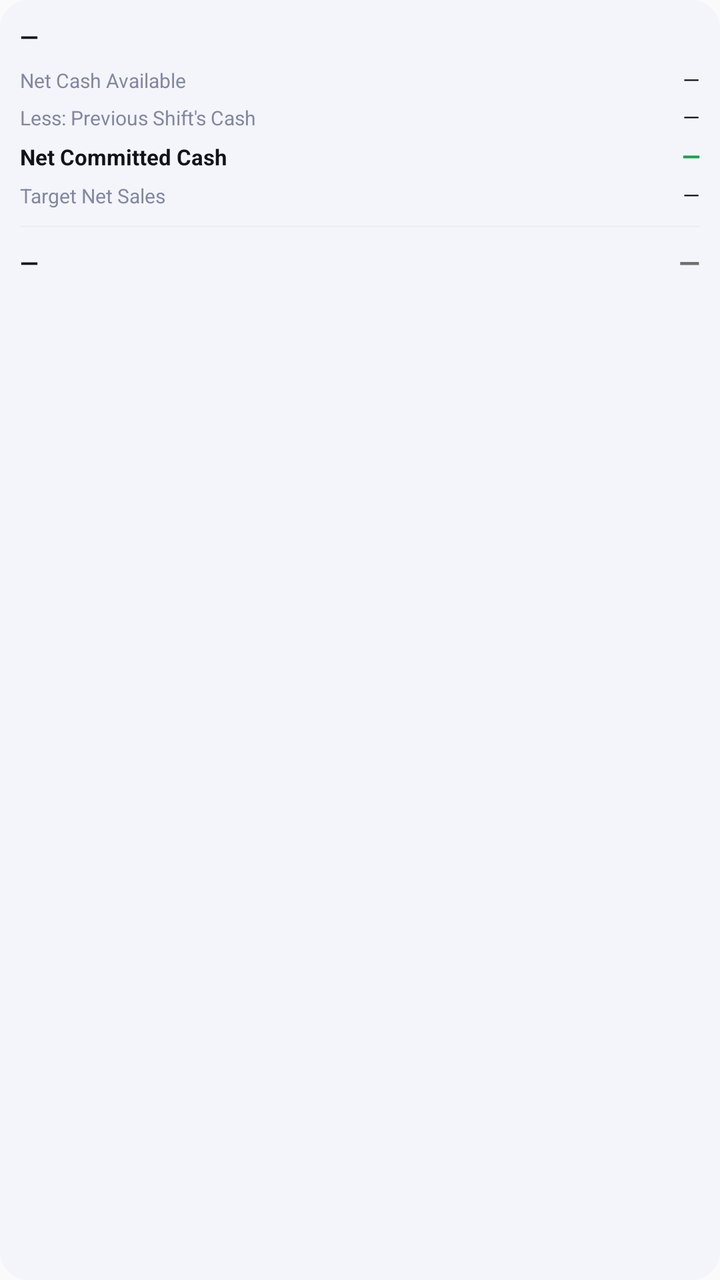
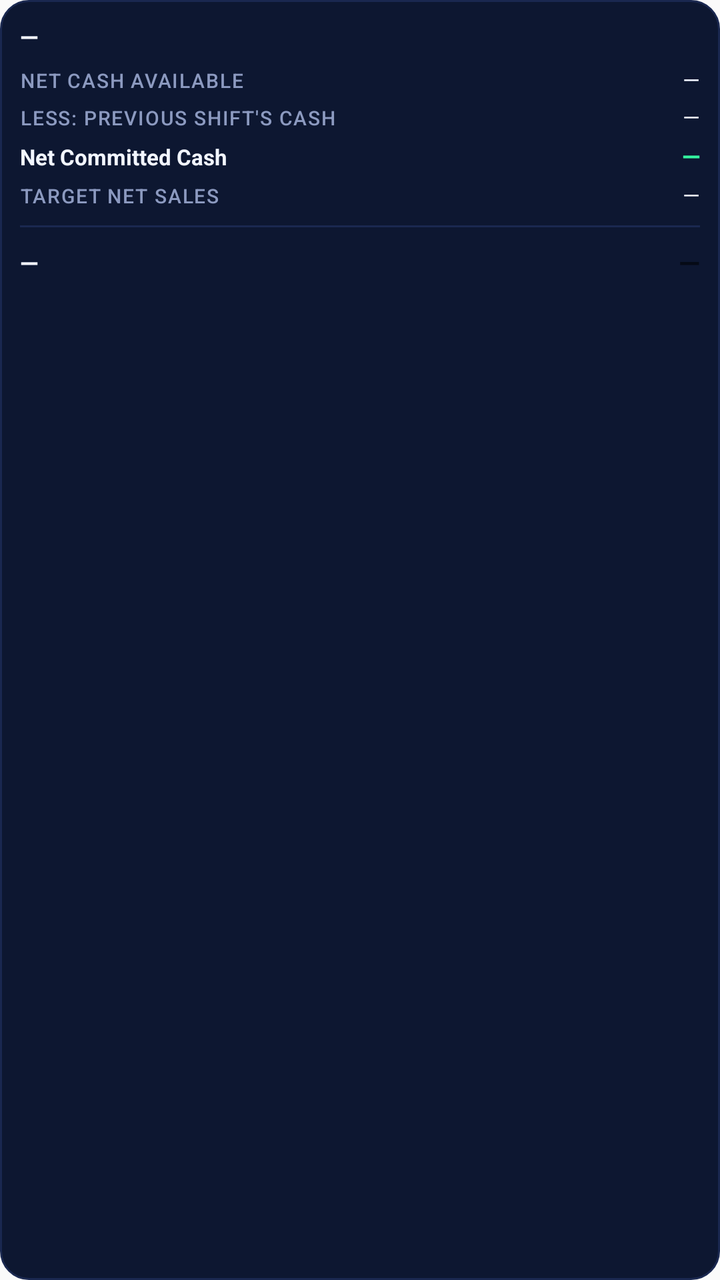

An Android layout rendered at two revisions. The XML below is the earlier revision; the diff shows what the commit changed to produce the second picture.
<!-- AndroidManifest.xml: application theme Theme.AppCompat.Light.NoActionBar -->
<!-- res/layout/widget_last_shifts_row.xml -->
<?xml version="1.0" encoding="utf-8"?>
<LinearLayout xmlns:android="http://schemas.android.com/apk/res/android"
    android:layout_width="match_parent"
    android:layout_height="wrap_content"
    android:orientation="vertical"
    android:background="@drawable/widget_row_background"
    android:padding="10dp"
    android:layout_marginBottom="8dp">

    <TextView
        android:id="@+id/ls_row_header"
        android:layout_width="match_parent"
        android:layout_height="wrap_content"
        android:layout_marginBottom="6dp"
        android:text="—"
        android:textColor="@color/ink_900"
        android:textStyle="bold"
        android:textSize="12sp" />

    <LinearLayout android:layout_width="match_parent" android:layout_height="wrap_content" android:orientation="horizontal">
        <TextView android:layout_width="0dp" android:layout_height="wrap_content" android:layout_weight="1"
            android:text="@string/ls_label_cash" android:textColor="@color/ink_500" android:textSize="10sp" />
        <TextView android:id="@+id/ls_row_cash" android:layout_width="wrap_content" android:layout_height="wrap_content"
            android:text="—" android:textColor="@color/ink_900" android:textSize="11sp" />
    </LinearLayout>

    <LinearLayout android:layout_width="match_parent" android:layout_height="wrap_content" android:orientation="horizontal" android:layout_marginTop="4dp">
        <TextView android:layout_width="0dp" android:layout_height="wrap_content" android:layout_weight="1"
            android:text="@string/ls_label_prev" android:textColor="@color/ink_500" android:textSize="10sp" />
        <TextView android:id="@+id/ls_row_prev" android:layout_width="wrap_content" android:layout_height="wrap_content"
            android:text="—" android:textColor="@color/ink_900" android:textSize="11sp" />
    </LinearLayout>

    <LinearLayout android:layout_width="match_parent" android:layout_height="wrap_content" android:orientation="horizontal" android:layout_marginTop="4dp">
        <TextView android:layout_width="0dp" android:layout_height="wrap_content" android:layout_weight="1"
            android:text="@string/ls_label_net_committed" android:textColor="@color/ink_900" android:textStyle="bold" android:textSize="11sp" />
        <TextView android:id="@+id/ls_row_net_committed" android:layout_width="wrap_content" android:layout_height="wrap_content"
            android:text="—" android:textColor="@color/accent_closing" android:textStyle="bold" android:textSize="12sp" />
    </LinearLayout>

    <LinearLayout android:layout_width="match_parent" android:layout_height="wrap_content" android:orientation="horizontal" android:layout_marginTop="4dp">
        <TextView android:layout_width="0dp" android:layout_height="wrap_content" android:layout_weight="1"
            android:text="@string/ls_label_target" android:textColor="@color/ink_500" android:textSize="10sp" />
        <TextView android:id="@+id/ls_row_target" android:layout_width="wrap_content" android:layout_height="wrap_content"
            android:text="—" android:textColor="@color/ink_900" android:textSize="11sp" />
    </LinearLayout>

    <TextView
        android:layout_width="match_parent"
        android:layout_height="1dp"
        android:layout_marginTop="8dp"
        android:layout_marginBottom="8dp"
        android:background="@color/hairline" />

    <LinearLayout android:layout_width="match_parent" android:layout_height="wrap_content" android:orientation="horizontal" android:gravity="center_vertical">
        <TextView android:id="@+id/ls_row_diff_label" android:layout_width="0dp" android:layout_height="wrap_content" android:layout_weight="1"
            android:text="—" android:textColor="@color/ink_900" android:textStyle="bold" android:textSize="12sp" />
        <TextView android:id="@+id/ls_row_diff" android:layout_width="wrap_content" android:layout_height="wrap_content"
            android:text="—" android:textStyle="bold" android:textSize="14sp" />
    </LinearLayout>

</LinearLayout>
<!-- resources referenced by this layout -->
<resources>
  <color name="accent_closing">#16A34A</color>
  <color name="hairline">#EDEFF5</color>
  <color name="ink_500">#8388A0</color>
  <color name="ink_900">#12131A</color>
  <!-- drawable widget_row_background (drawable) -->
  <?xml version="1.0" encoding="utf-8"?>
  <shape xmlns:android="http://schemas.android.com/apk/res/android" android:shape="rectangle">
      <corners android:radius="14dp" />
      <solid android:color="@color/surface_inset" />
  </shape>
  <string name="ls_label_cash">Net Cash Available</string>
  <string name="ls_label_net_committed">Net Committed Cash</string>
  <string name="ls_label_prev">Less: Previous Shift\'s Cash</string>
  <string name="ls_label_target">Target Net Sales</string>
  <color name="surface_inset">#F4F5FA</color>
</resources>

<!-- the commit's change to res/layout/widget_last_shifts_row.xml (unified diff, before → after) -->
@@ -19,14 +19,14 @@
 
     <LinearLayout android:layout_width="match_parent" android:layout_height="wrap_content" android:orientation="horizontal">
         <TextView android:layout_width="0dp" android:layout_height="wrap_content" android:layout_weight="1"
-            android:text="@string/ls_label_cash" android:textColor="@color/ink_500" android:textSize="10sp" />
+            android:text="@string/ls_label_cash" android:textColor="@color/ink_500" android:textSize="10sp" android:textAllCaps="true" android:letterSpacing="0.06" android:fontFamily="sans-serif-medium" />
         <TextView android:id="@+id/ls_row_cash" android:layout_width="wrap_content" android:layout_height="wrap_content"
             android:text="—" android:textColor="@color/ink_900" android:textSize="11sp" />
     </LinearLayout>
 
     <LinearLayout android:layout_width="match_parent" android:layout_height="wrap_content" android:orientation="horizontal" android:layout_marginTop="4dp">
         <TextView android:layout_width="0dp" android:layout_height="wrap_content" android:layout_weight="1"
-            android:text="@string/ls_label_prev" android:textColor="@color/ink_500" android:textSize="10sp" />
+            android:text="@string/ls_label_prev" android:textColor="@color/ink_500" android:textSize="10sp" android:textAllCaps="true" android:letterSpacing="0.06" android:fontFamily="sans-serif-medium" />
         <TextView android:id="@+id/ls_row_prev" android:layout_width="wrap_content" android:layout_height="wrap_content"
             android:text="—" android:textColor="@color/ink_900" android:textSize="11sp" />
     </LinearLayout>
@@ -40,7 +40,7 @@
 
     <LinearLayout android:layout_width="match_parent" android:layout_height="wrap_content" android:orientation="horizontal" android:layout_marginTop="4dp">
         <TextView android:layout_width="0dp" android:layout_height="wrap_content" android:layout_weight="1"
-            android:text="@string/ls_label_target" android:textColor="@color/ink_500" android:textSize="10sp" />
+            android:text="@string/ls_label_target" android:textColor="@color/ink_500" android:textSize="10sp" android:textAllCaps="true" android:letterSpacing="0.06" android:fontFamily="sans-serif-medium" />
         <TextView android:id="@+id/ls_row_target" android:layout_width="wrap_content" android:layout_height="wrap_content"
             android:text="—" android:textColor="@color/ink_900" android:textSize="11sp" />
     </LinearLayout>
<!-- resource entries referenced after the edit -->
@@ -1,19 +1,20 @@
 <!-- resources referenced by this layout -->
 <resources>
-  <color name="accent_closing">#16A34A</color>
-  <color name="hairline">#EDEFF5</color>
-  <color name="ink_500">#8388A0</color>
-  <color name="ink_900">#12131A</color>
+  <color name="accent_closing">#FF34F5A0</color>
+  <color name="hairline">#FF1A2850</color>
+  <color name="ink_500">#FF8C9AC0</color>
+  <color name="ink_900">#FFF2F6FF</color>
   <!-- drawable widget_row_background (drawable) -->
   <?xml version="1.0" encoding="utf-8"?>
   <shape xmlns:android="http://schemas.android.com/apk/res/android" android:shape="rectangle">
       <corners android:radius="14dp" />
       <solid android:color="@color/surface_inset" />
+      <stroke android:width="1dp" android:color="@color/hairline" />
   </shape>
   <string name="ls_label_cash">Net Cash Available</string>
   <string name="ls_label_net_committed">Net Committed Cash</string>
   <string name="ls_label_prev">Less: Previous Shift\'s Cash</string>
   <string name="ls_label_target">Target Net Sales</string>
-  <color name="surface_inset">#F4F5FA</color>
+  <color name="surface_inset">#FF0D1731</color>
 </resources>
 
